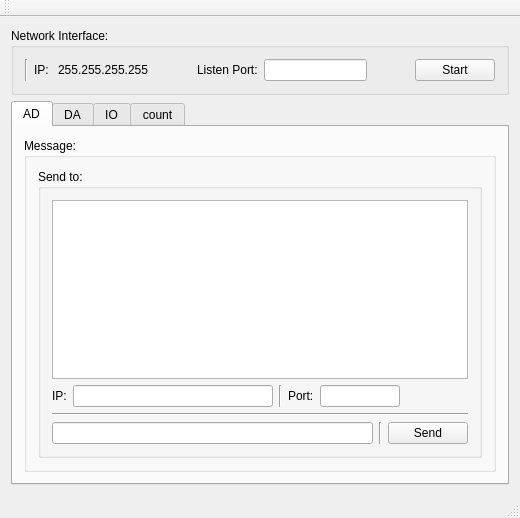
This is mainwindow.ui in WirelessDataCollect/UpperMonitor as Qt 5 draws it before an edit. The edited form follows.
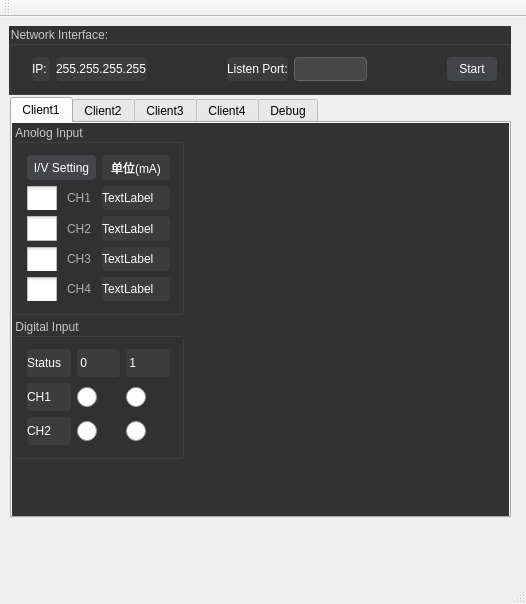
This is the edited form. Icons and pictures are not drawn.

Commit message: Add messge group for analog data and digital data

Diff of the .ui file:
```diff
--- a/mainwindow.ui
+++ b/mainwindow.ui
@@ -6,17 +6,212 @@
    <rect>
     <x>0</x>
     <y>0</y>
-    <width>520</width>
-    <height>518</height>
+    <width>526</width>
+    <height>604</height>
    </rect>
   </property>
   <property name="windowTitle">
    <string>MainWindow</string>
   </property>
+  <property name="styleSheet">
+   <string notr="true">QWidget#centerWidget {
+        background: rgb(50, 50, 50);
+}
+QFrame{
+        border: 1px solid rgb(50, 50, 50);
+        background: rgb(50, 50, 50);
+}
+
+QLabel {
+        border-radius: 4px;
+        border: none;
+        width: 35px;
+        height:25px;
+        color: white;
+        
+       background: rgb(60, 60, 60);
+}
+
+Line{
+
+background: white;
+}
+
+
+
+/**********按钮**********/
+QPushButton{
+        border-radius: 4px;
+        border: none;
+        width: 50px;
+        height: 25px;
+}
+QPushButton:enabled {
+        background: rgb(68, 69, 73);
+        color: white;
+}
+QPushButton:!enabled {
+        background: rgb(100, 100, 100);
+        color: rgb(200, 200, 200);
+}
+QPushButton:enabled:hover{
+        background: rgb(85, 85, 85);
+}
+QPushButton:enabled:pressed{
+        background: rgb(80, 80, 80);
+}
+
+
+
+
+
+
+
+
+
+
+/**********单选框**********/
+QRadioButton{
+        spacing: 0px;
+       /* font-size:12px*/
+}
+QRadioButton:enabled{
+        color: rgb(175, 175, 175);
+    /* color: rgb(0, 0, 0)*/
+}
+QRadioButton:enabled:hover{
+        color: rgb(200, 200, 200);
+       
+}
+QRadioButton:!enabled{
+        color: rgb(155, 155, 155);
+}
+QRadioButton::indicator {
+        width: 20px;
+        height:20px;
+}
+QRadioButton::indicator::checked {
+    color: rgb(0, 0, 0);
+    image: url(:/ico/ico/checked.png)
+}
+QRadioButton::indicator::unchecked {
+    
+    image: url(:/ico/ico/unchecked.png)
+}
+
+
+QGroupBox{
+           color: rgb(200, 200, 200); 
+            /*background: rgb(68, 69, 73);*/
+           background: rgb(50, 50, 50);
+          
+}
+
+QCheckBox{
+         spacing: 10px;
+         
+}
+QCheckBox:enabled{
+        color: rgb(175, 175, 175);
+    /* color: rgb(0, 0, 0)*/
+}
+QCheckBox:enabled:hover{
+        color: rgb(200, 200, 200);
+       
+}
+QCheckBox:!enabled{
+        color: rgb(155, 155, 155);
+}
+
+QCheckBox::indicator::checked{
+       image: url(:/ico/ico/box-checked.png)
+}
+QCheckBox::indicator {
+        width: 30px;
+        height:25px;
+}
+QCheckBox::indicator::unchecked{
+        image: url(:/ico/ico/box-checked-left.png)
+}
+
+QTextBrowser{
+     background: rgb(50, 50, 50);
+     color: rgb(200, 200, 200);
+
+}
+/**********下拉列表**********/
+QComboBox {
+        height: 25px;
+        border-radius: 4px;
+        border: 1px solid rgb(100, 100, 100);
+        background: rgb(72, 72, 73);
+}
+QComboBox:enabled {
+        color: rgb(175, 175, 175);
+}
+QComboBox:!enabled {
+        color: rgb(155, 155, 155);
+}
+QComboBox:enabled:hover, QComboBox:enabled:focus {
+        color: rgb(230, 230, 230);
+        background: rgb(68, 69, 73);
+}
+QComboBox::drop-down {
+        width: 20px;
+        border: none;
+        background: transparent;
+}
+QComboBox::drop-down:hover {
+        background: rgba(255, 255, 255, 30);
+}
+/*
+QComboBox::down-arrow {
+        image: url(:/Black/arrowBottom);
+}*/
+QComboBox::down-arrow:on {
+        /**top: 1px;**/
+}
+QComboBox QAbstractItemView {
+        border: 1px solid rgb(100, 100, 100);
+        background: rgb(68, 69, 73);
+        outline: none;
+}
+QComboBox QAbstractItemView::item {
+        height: 25px;
+        color: rgb(175, 175, 175);
+}
+QComboBox QAbstractItemView::item:selected {
+        background: rgba(255, 255, 255, 40);
+        color: rgb(230, 230, 230);
+}
+QLineEdit {
+        border-radius: 4px;
+        height: 25px;
+        width:30px;
+        border: 1px solid rgb(100, 100, 100);
+        background: rgb(72, 72, 73);
+}
+QLineEdit:enabled {
+        color: rgb(175, 175, 175);
+}
+QLineEdit:enabled:hover, QLineEdit:enabled:focus {
+        color: rgb(230, 230, 230);
+}
+QLineEdit:!enabled {
+        color: rgb(155, 155, 155);
+}
+</string>
+  </property>
   <widget class="QWidget" name="centralWidget">
-   <layout class="QVBoxLayout" name="verticalLayout">
-    <item>
      <widget class="QGroupBox" name="groupBox_3">
+    <property name="geometry">
+     <rect>
+      <x>9</x>
+      <y>9</y>
+      <width>502</width>
+      <height>69</height>
+     </rect>
+    </property>
       <property name="title">
        <string>Network Interface:</string>
       </property>
@@ -93,9 +288,15 @@
        </item>
       </layout>
      </widget>
-    </item>
-    <item>
      <widget class="QTabWidget" name="tabWidget">
+    <property name="geometry">
+     <rect>
+      <x>10</x>
+      <y>80</y>
+      <width>501</width>
+      <height>421</height>
+     </rect>
+    </property>
       <property name="sizePolicy">
        <sizepolicy hsizetype="Expanding" vsizetype="Preferred">
         <horstretch>0</horstretch>
@@ -107,11 +308,276 @@
       </property>
       <widget class="QWidget" name="Client1">
        <attribute name="title">
-        <string>AD</string>
-       </attribute>
-       <layout class="QVBoxLayout" name="verticalLayout_2">
+      <string>Client1</string>
+     </attribute>
+     <widget class="QGroupBox" name="groupBox">
+      <property name="geometry">
+       <rect>
+        <x>0</x>
+        <y>0</y>
+        <width>171</width>
+        <height>191</height>
+       </rect>
+      </property>
+      <property name="title">
+       <string>Anolog Input</string>
+      </property>
+      <layout class="QGridLayout" name="gridLayout">
+       <item row="0" column="0">
+        <widget class="QPushButton" name="button_IVSetting">
+         <property name="text">
+          <string>I/V Setting</string>
+         </property>
+        </widget>
+       </item>
+       <item row="0" column="1">
+        <widget class="QLabel" name="label_unit">
+         <property name="text">
+          <string>单位(mA)</string>
+         </property>
+         <property name="alignment">
+          <set>Qt::AlignCenter</set>
+         </property>
+        </widget>
+       </item>
+       <item row="1" column="0">
+        <widget class="QCheckBox" name="checkBox">
+         <property name="text">
+          <string>CH1</string>
+         </property>
+        </widget>
+       </item>
+       <item row="1" column="1">
+        <widget class="QLabel" name="label_Channel1">
+         <property name="text">
+          <string>TextLabel</string>
+         </property>
+        </widget>
+       </item>
+       <item row="2" column="0">
+        <widget class="QCheckBox" name="checkBox_2">
+         <property name="text">
+          <string>CH2</string>
+         </property>
+        </widget>
+       </item>
+       <item row="2" column="1">
+        <widget class="QLabel" name="label_Channel2">
+         <property name="text">
+          <string>TextLabel</string>
+         </property>
+        </widget>
+       </item>
+       <item row="3" column="0">
+        <widget class="QCheckBox" name="checkBox_3">
+         <property name="text">
+          <string>CH3</string>
+         </property>
+        </widget>
+       </item>
+       <item row="3" column="1">
+        <widget class="QLabel" name="label_Channel3">
+         <property name="text">
+          <string>TextLabel</string>
+         </property>
+        </widget>
+       </item>
+       <item row="4" column="0">
+        <widget class="QCheckBox" name="checkBox_4">
+         <property name="text">
+          <string>CH4</string>
+         </property>
+        </widget>
+       </item>
+       <item row="4" column="1">
+        <widget class="QLabel" name="label_Channel4">
+         <property name="text">
+          <string>TextLabel</string>
+         </property>
+        </widget>
+       </item>
+      </layout>
+      <zorder>button_IVSetting</zorder>
+      <zorder>checkBox</zorder>
+      <zorder>checkBox_2</zorder>
+      <zorder>checkBox_3</zorder>
+      <zorder>checkBox_4</zorder>
+      <zorder>label_unit</zorder>
+      <zorder>label_Channel1</zorder>
+      <zorder>label_Channel2</zorder>
+      <zorder>label_Channel3</zorder>
+      <zorder>label_Channel4</zorder>
+     </widget>
+     <widget class="QGroupBox" name="groupBox_2">
+      <property name="geometry">
+       <rect>
+        <x>0</x>
+        <y>194</y>
+        <width>171</width>
+        <height>141</height>
+       </rect>
+      </property>
+      <property name="title">
+       <string>Digital Input</string>
+      </property>
+      <layout class="QVBoxLayout" name="verticalLayout">
         <item>
+        <layout class="QHBoxLayout" name="horizontalLayout_4">
+         <item>
+          <widget class="QLabel" name="label_7">
+           <property name="text">
+            <string>Status</string>
+           </property>
+          </widget>
+         </item>
+         <item>
+          <widget class="QLabel" name="label_8">
+           <property name="text">
+            <string> 0</string>
+           </property>
+           <property name="alignment">
+            <set>Qt::AlignLeading|Qt::AlignLeft|Qt::AlignVCenter</set>
+           </property>
+          </widget>
+         </item>
+         <item>
+          <widget class="QLabel" name="label_6">
+           <property name="text">
+            <string> 1</string>
+           </property>
+          </widget>
+         </item>
+        </layout>
+       </item>
+       <item>
+        <layout class="QHBoxLayout" name="horizontalLayout_2">
+         <item>
+          <widget class="QLabel" name="label_5">
+           <property name="text">
+            <string>CH1</string>
+           </property>
+          </widget>
+         </item>
+         <item>
+          <widget class="QRadioButton" name="radioButton_3">
+           <property name="sizePolicy">
+            <sizepolicy hsizetype="Preferred" vsizetype="Preferred">
+             <horstretch>0</horstretch>
+             <verstretch>0</verstretch>
+            </sizepolicy>
+           </property>
+           <property name="layoutDirection">
+            <enum>Qt::LeftToRight</enum>
+           </property>
+           <property name="autoFillBackground">
+            <bool>false</bool>
+           </property>
+           <property name="text">
+            <string/>
+           </property>
+          </widget>
+         </item>
+         <item>
+          <widget class="QRadioButton" name="radioButton">
+           <property name="sizePolicy">
+            <sizepolicy hsizetype="Preferred" vsizetype="Preferred">
+             <horstretch>0</horstretch>
+             <verstretch>0</verstretch>
+            </sizepolicy>
+           </property>
+           <property name="layoutDirection">
+            <enum>Qt::LeftToRight</enum>
+           </property>
+           <property name="autoFillBackground">
+            <bool>false</bool>
+           </property>
+           <property name="inputMethodHints">
+            <set>Qt::ImhNone</set>
+           </property>
+           <property name="text">
+            <string/>
+           </property>
+          </widget>
+         </item>
+        </layout>
+       </item>
+       <item>
+        <layout class="QHBoxLayout" name="horizontalLayout_3">
+         <item>
+          <widget class="QLabel" name="label_9">
+           <property name="text">
+            <string>CH2</string>
+           </property>
+          </widget>
+         </item>
+         <item>
+          <widget class="QRadioButton" name="radioButton_5">
+           <property name="sizePolicy">
+            <sizepolicy hsizetype="Preferred" vsizetype="Preferred">
+             <horstretch>0</horstretch>
+             <verstretch>0</verstretch>
+            </sizepolicy>
+           </property>
+           <property name="text">
+            <string/>
+           </property>
+          </widget>
+         </item>
+         <item>
+          <widget class="QRadioButton" name="radioButton_2">
+           <property name="sizePolicy">
+            <sizepolicy hsizetype="Preferred" vsizetype="Preferred">
+             <horstretch>0</horstretch>
+             <verstretch>0</verstretch>
+            </sizepolicy>
+           </property>
+           <property name="layoutDirection">
+            <enum>Qt::LeftToRight</enum>
+           </property>
+           <property name="autoFillBackground">
+            <bool>false</bool>
+           </property>
+           <property name="inputMethodHints">
+            <set>Qt::ImhNone</set>
+           </property>
+           <property name="text">
+            <string/>
+           </property>
+          </widget>
+         </item>
+        </layout>
+       </item>
+      </layout>
+     </widget>
+    </widget>
+    <widget class="QWidget" name="Client2">
+     <attribute name="title">
+      <string>Client2</string>
+     </attribute>
+    </widget>
+    <widget class="QWidget" name="Client3">
+     <attribute name="title">
+      <string>Client3</string>
+     </attribute>
+    </widget>
+    <widget class="QWidget" name="Client4">
+     <attribute name="title">
+      <string>Client4</string>
+     </attribute>
+    </widget>
+    <widget class="QWidget" name="tab">
+     <attribute name="title">
+      <string>Debug</string>
+     </attribute>
          <widget class="QGroupBox" name="groupBox_8">
+      <property name="geometry">
+       <rect>
+        <x>10</x>
+        <y>10</y>
+        <width>443</width>
+        <height>325</height>
+       </rect>
+      </property>
           <property name="title">
            <string>Message:</string>
           </property>
@@ -249,27 +715,8 @@
            </item>
           </layout>
          </widget>
-        </item>
-       </layout>
-      </widget>
-      <widget class="QWidget" name="Client2">
-       <attribute name="title">
-        <string>DA</string>
-       </attribute>
-      </widget>
-      <widget class="QWidget" name="IO">
-       <attribute name="title">
-        <string>IO</string>
-       </attribute>
-      </widget>
-      <widget class="QWidget" name="count">
-       <attribute name="title">
-        <string>count</string>
-       </attribute>
-      </widget>
-     </widget>
-    </item>
-   </layout>
+    </widget>
+   </widget>
   </widget>
   <widget class="QMenuBar" name="menuBar">
    <property name="geometry">
```
Left out of the diff: 2 changed lines with no effect on the pictures. Lines whose indentation alone changed are shown as unchanged. The commit also changes 13 other files.
